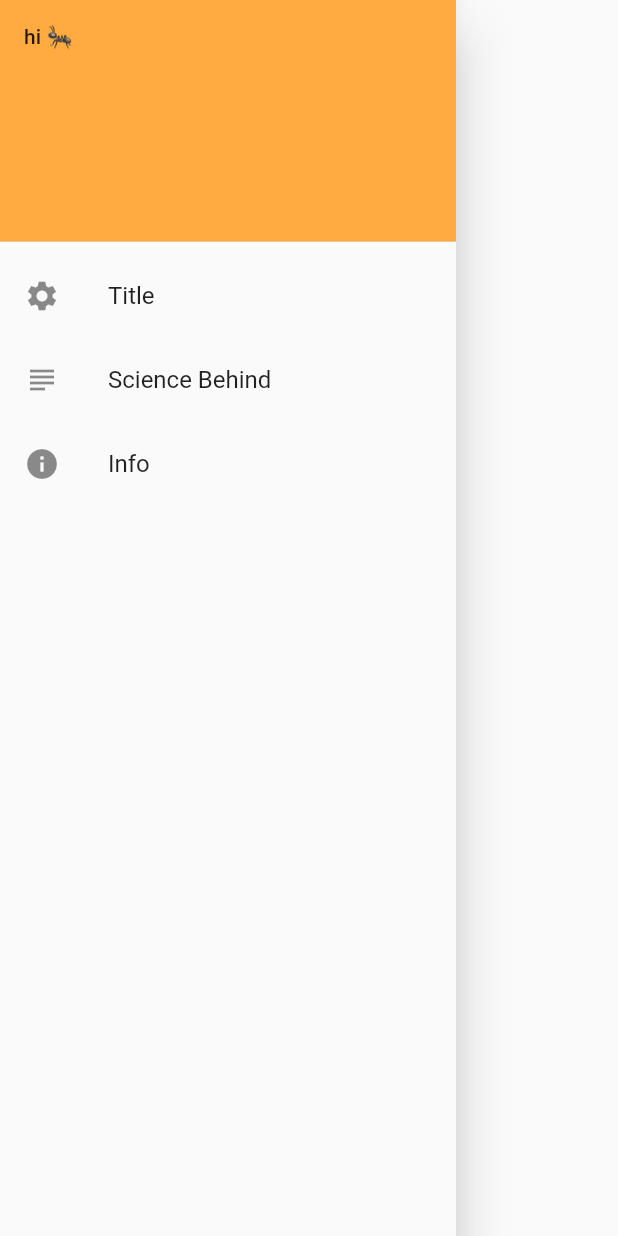
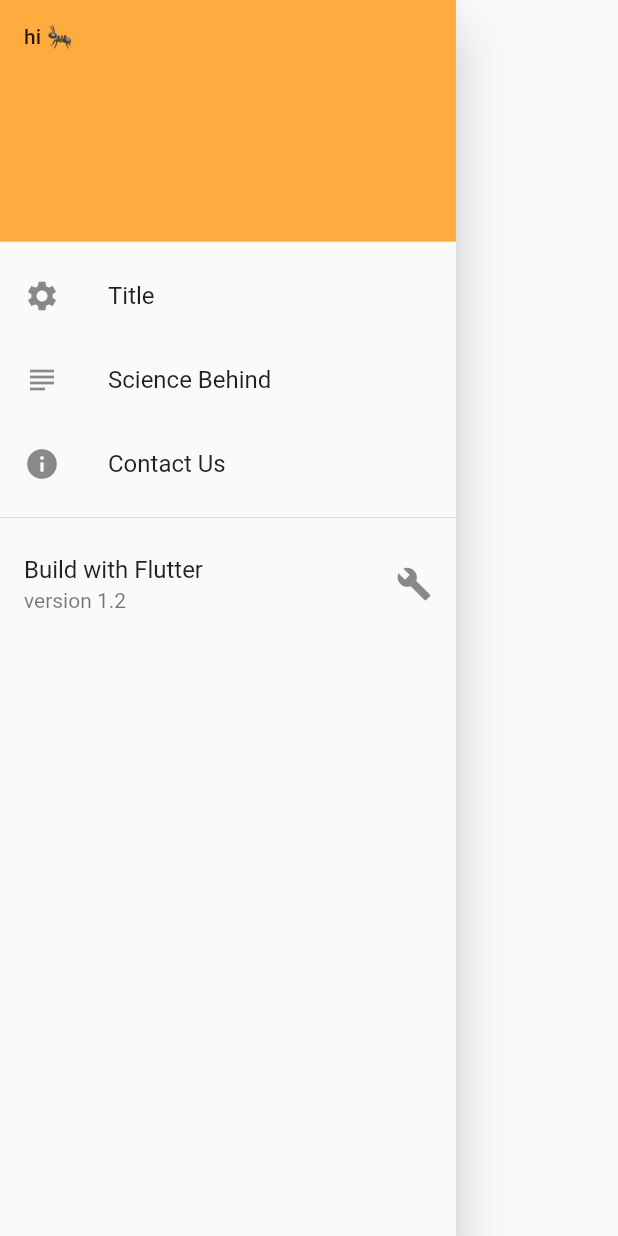
Before and after one commit to jernli/Snuzit, a Flutter app: the LeadingDrawer widget shown alone on an empty page, opened directly, on a phone screen of 412 x 824 dp. Run offline on Flutter 3.47's test engine with Material 2 defaults, Android fonts, the phone set to English and light mode, and no system bars.

Commit message:
🔗 Merging yikern to master

```diff
--- a/lib/components/navbar/nav_leading.dart
+++ b/lib/components/navbar/nav_leading.dart
@@ -32,12 +32,18 @@ class LeadingDrawer extends StatelessWidget {
             ),
             ListTile(
               leading: Icon(Icons.info),
-              title: Text('Info'),
+              title: Text('Contact Us'),
               onTap: () {
                 Navigator.pop(context);
-                print('info');
+                print('Contact Us');
               },
             ),
+            new Divider(),
+            ListTile(
+              title: Text('Build with Flutter'),
+              trailing: Icon(Icons.build),
+              subtitle: Text('version 1.2'),
+            )
           ],
         ),
     );
```
Also changed, not shown: pubspec.lock.
